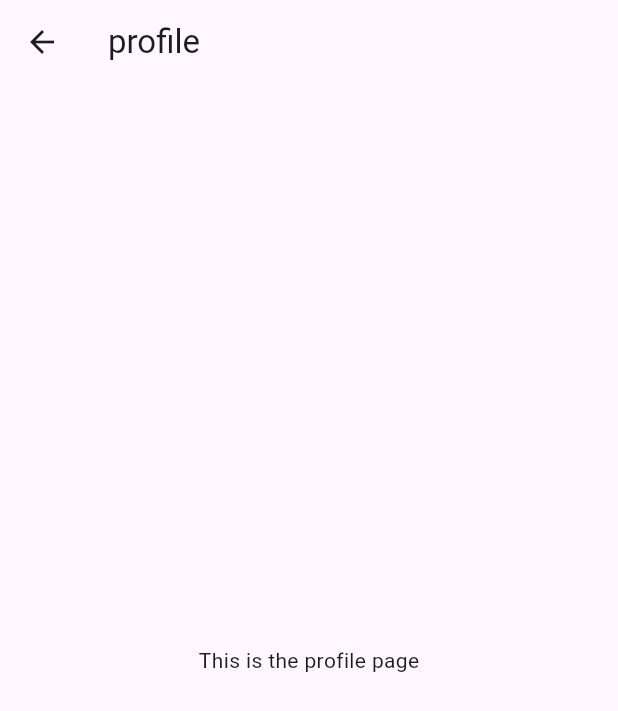
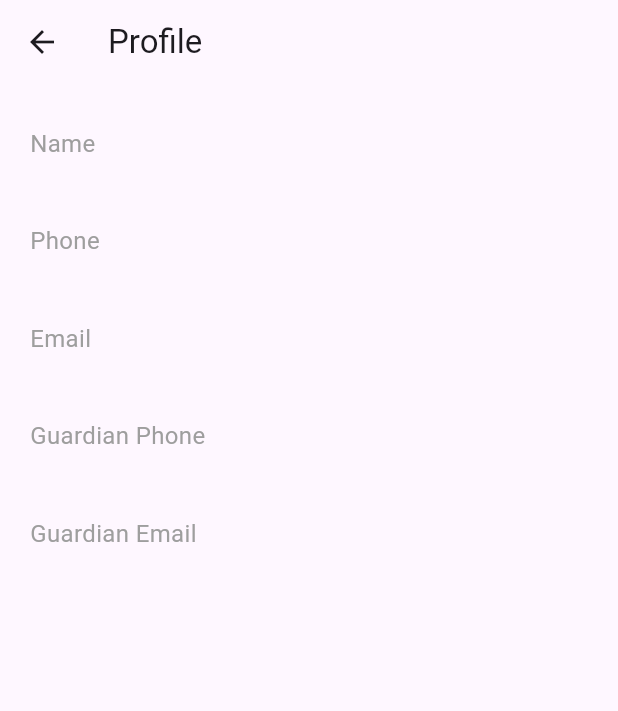
Before and after one commit to KRavihari/wisp-PersonalSafetyMobileApp, a Flutter app: the ProfilePage screen opened directly, on a phone screen of 412 x 824 dp. Shown: the top 711 px of the screen. Run offline on Flutter 3.47's test engine with Material 3 defaults, Android fonts, the phone set to English and light mode, and no system bars; our stand-ins replace cloud_firestore, firebase_auth, firebase_core, fluttertoast, geolocator; missing offline and left inert: flutter_sms, flutter_tawkto, shake; accounts and stored records are empty.

Commit message:
profile page pending

```diff
--- /dev/null
+++ b/lib/models/user_model.dart
@@ -0,0 +1,28 @@
+class UserData {
+  final String uid;
+  final String name;
+  final String phone;
+  final String email;
+  final String guardianPhone;
+  final String guardianEmail;
+
+  UserData({
+    required this.uid,
+    required this.name,
+    required this.phone,
+    required this.email,
+    required this.guardianPhone,
+    required this.guardianEmail,
+  });
+
+  factory UserData.fromMap(Map<String, dynamic> map) {
+    return UserData(
+      uid: map['uid'] ?? '',
+      name: map['name'] ?? '',
+      phone: map['phone'] ?? '',
+      email: map['email'] ?? '',
+      guardianPhone: map['guardianPhone'] ?? '',
+      guardianEmail: map['guardianEmail'] ?? '',
+    );
+  }
+}
--- a/lib/profile.dart
+++ b/lib/profile.dart
@@ -1,18 +1,83 @@
 import 'package:flutter/material.dart';
+import 'package:app_wisp/models/user_model.dart';
+import 'package:app_wisp/services/user_service.dart';
 
-class ProfilePage extends StatelessWidget {
+class ProfilePage extends StatefulWidget {
   const ProfilePage({super.key});
+
+  @override
+  _ProfilePageState createState() => _ProfilePageState();
+}
+
+class _ProfilePageState extends State<ProfilePage> {
+  final UserService _userService = UserService();
+  late Future<UserData> _userData;
+
+  @override
+  void initState() {
+    super.initState();
+    _userData = _userService.getCurrentUserData();
+  }
 
   @override
   Widget build(BuildContext context) {
     return Scaffold(
       appBar: AppBar(
-        title: const Text('profile'),
+        title: const Text('Profile'),
       ),
-      body: Center(
-        child: Text('This is the profile page'),
+      body: FutureBuilder<UserData>(
+        future: _userData,
+        builder: (context, snapshot) {
+          if (snapshot.connectionState == ConnectionState.waiting) {
+            return const Center(child: CircularProgressIndicator());
+          }
+
+          if (snapshot.hasError) {
+            return Center(child: Text('Error: ${snapshot.error}'));
+          }
+
+          final user = snapshot.data!;
+
+          return Padding(
+            padding: const EdgeInsets.all(20.0),
+            child: Column(
+              crossAxisAlignment: CrossAxisAlignment.start,
+              children: [
+                _buildProfileItem('Name', user.name),
+                _buildProfileItem('Phone', user.phone),
+                _buildProfileItem('Email', user.email),
+                _buildProfileItem('Guardian Phone', user.guardianPhone),
+                _buildProfileItem('Guardian Email', user.guardianEmail),
+              ],
+            ),
+          );
+        },
       ),
     );
   }
 
+  Widget _buildProfileItem(String label, String value) {
+    return Padding(
+      padding: const EdgeInsets.symmetric(vertical: 8.0),
+      child: Column(
+        crossAxisAlignment: CrossAxisAlignment.start,
+        children: [
+          Text(
+            label,
+            style: const TextStyle(
+              fontSize: 16,
+              color: Colors.grey,
+            ),
+          ),
+          Text(
+            value,
+            style: const TextStyle(
+              fontSize: 18,
+              fontWeight: FontWeight.bold,
+            ),
+          ),
+        ],
+      ),
+    );
+  }
 }
--- a/pubspec.yaml
+++ b/pubspec.yaml
@@ -44,6 +44,7 @@ dependencies:
   shake: ^3.0.0
   flutter_tawkto: ^0.0.5
   url_launcher: ^6.3.1
+  cloud_firestore: ^5.6.6
 
 dev_dependencies:
   flutter_test:
```
Also changed, not shown: lib/childRegister.dart (+27 -9 lines), lib/contacts.dart (+102 -3 lines), lib/services/user_service.dart (added, +39 -0 lines), pubspec.lock, 5 other files.
